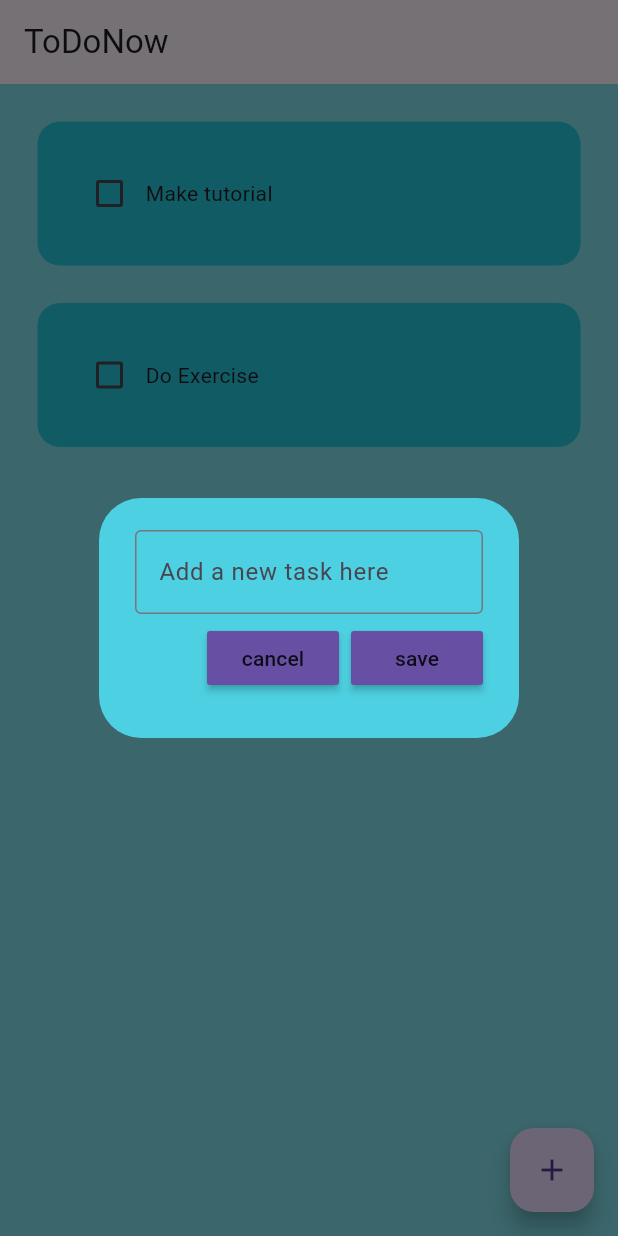
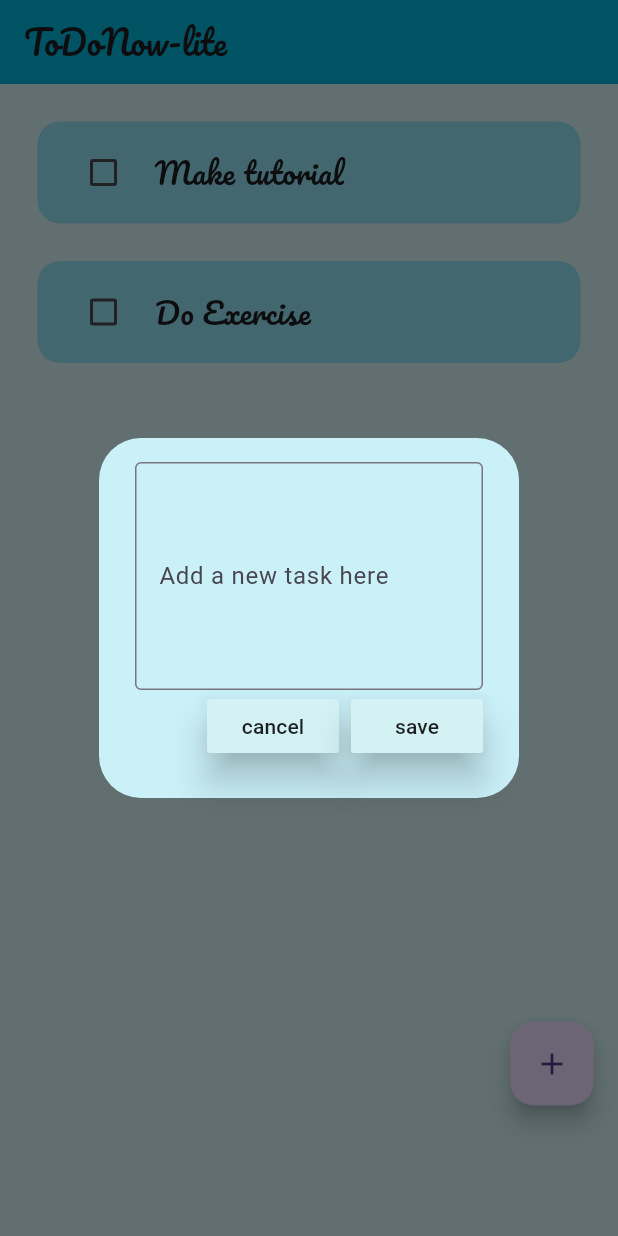
Before and after one commit to The-Black-Shadow/todonow_lite, a Flutter app: the screen it shows after launch, after a tap on the "add" icon, on a phone screen of 412 x 824 dp. Run offline on Flutter 3.47's test engine with Material 3 defaults, Android fonts, the phone set to English and light mode, and no system bars; drawn by our look-alikes of flutter_slidable, google_mobile_ads; our stand-ins replace google_fonts, hive, hive_flutter; accounts and stored records are empty; network calls fail.

Commit message:
update ui and fixed admob

```diff
--- a/lib/main.dart
+++ b/lib/main.dart
@@ -1,10 +1,15 @@
 import 'package:flutter/material.dart';
 import 'package:hive_flutter/adapters.dart';
 import 'package:todonow_lite/pages/home_page.dart';
+import 'package:google_mobile_ads/google_mobile_ads.dart';
 
 void main() async {
+
   await Hive.initFlutter();
   var box = await Hive.openBox('mybox');
+  WidgetsFlutterBinding.ensureInitialized();
+  MobileAds.instance.initialize();
+  MobileAds.instance.initialize();
   runApp(const MyApp());
 }
 
--- a/lib/pages/home_page.dart
+++ b/lib/pages/home_page.dart
@@ -1,6 +1,9 @@
 import 'package:flutter/material.dart';
+import 'package:google_fonts/google_fonts.dart';
+import 'package:google_mobile_ads/google_mobile_ads.dart';
 import 'package:hive_flutter/hive_flutter.dart';
 import 'package:todonow_lite/data/database.dart';
+import 'package:todonow_lite/utils/ad_mob_services.dart';
 import 'package:todonow_lite/utils/dialog_box.dart';
 import 'package:todonow_lite/utils/todo_tile.dart';
 
@@ -12,10 +15,21 @@ class HomePage extends StatefulWidget {
 }
 
 class _HomePageState extends State<HomePage> {
+  BannerAd? _bannerAd;
   final _myBox = Hive.box('mybox');
   final _controller = TextEditingController();
   //todo list
   ToDoDataBase db = ToDoDataBase();
+  //banner ads
+  //save new task
+  void saveNewTask() {
+    setState(() {
+      db.toDoList.add([_controller.text, false]);
+      _controller.clear();
+    });
+    Navigator.of(context).pop();
+    db.updateDatabase();
+  }
 
   @override
   void initState() {
@@ -24,7 +38,9 @@ class _HomePageState extends State<HomePage> {
     } else {
       db.loadData();
     }
+
     super.initState();
+    _createBannerAd();
   }
 
   //checkbox changed
@@ -32,16 +48,6 @@ class _HomePageState extends State<HomePage> {
     setState(() {
       db.toDoList[index][1] = !db.toDoList[index][1];
     });
-    db.updateDatabase();
-  }
-
-  //save new task
-  void saveNewTask() {
-    setState(() {
-      db.toDoList.add([_controller.text, false]);
-      _controller.clear();
-    });
-    Navigator.of(context).pop();
     db.updateDatabase();
   }
 
@@ -67,12 +73,26 @@ class _HomePageState extends State<HomePage> {
     db.updateDatabase();
   }
 
+// banner ad
+  void _createBannerAd() {
+    _bannerAd = BannerAd(
+      size: AdSize.fullBanner,
+      adUnitId: AdMobService.getAdMobAppId!,
+      listener: AdMobService.bannerListener,
+      request: const AdRequest(),
+    )..load();
+  }
+
   @override
   Widget build(BuildContext context) {
     return Scaffold(
-      backgroundColor: Colors.cyan[200],
+      backgroundColor: Color(0xFFD4F1F4),
       appBar: AppBar(
-        title: const Text('ToDoNow'),
+        backgroundColor: Color(0xFF00b4d8),
+        title: Text(
+          'ToDoNow-lite',
+          style: TextStyle(fontFamily: GoogleFonts.pacifico().fontFamily),
+        ),
         elevation: 0,
       ),
       floatingActionButton: FloatingActionButton(
@@ -90,6 +110,13 @@ class _HomePageState extends State<HomePage> {
           );
         },
       ),
+      bottomNavigationBar: _bannerAd == null
+          ? Container()
+          : Container(
+              margin: const EdgeInsets.only(bottom: 1, top: 10),
+              height: 60,
+              child: AdWidget(ad: _bannerAd!),
+            ),
     );
   }
 }
--- /dev/null
+++ b/lib/utils/ad_mob_services.dart
@@ -0,0 +1,15 @@
+import 'package:flutter/material.dart';
+import 'package:google_mobile_ads/google_mobile_ads.dart';
+
+class AdMobService {
+  static String? get getAdMobAppId {
+    return 'ca-app-pub-7040228706164271/6442382784';
+  }
+
+  static final BannerAdListener bannerListener = BannerAdListener(
+    onAdLoaded: (ad) => debugPrint('Ad loaded: ${ad.adUnitId}'),
+    onAdFailedToLoad: (ad, error) => ad.dispose(),
+    onAdOpened: (ad) => debugPrint('Ad opened: ${ad.adUnitId}'),
+    onAdClosed: (ad) => debugPrint('Ad closed: ${ad.adUnitId}'),
+  );
+}
--- a/lib/utils/dialog_box.dart
+++ b/lib/utils/dialog_box.dart
@@ -2,30 +2,36 @@ import 'package:flutter/material.dart';
 import 'package:todonow_lite/utils/my_button.dart';
 
 class DialogBox extends StatelessWidget {
-  final controller;
-  VoidCallback onSave;
-  VoidCallback onCancel;
+  final TextEditingController controller;
+  final VoidCallback onSave;
+  final VoidCallback onCancel;
+
   DialogBox({
-    super.key,
+    Key? key,
     required this.controller,
     required this.onSave,
     required this.onCancel,
-  });
+  }) : super(key: key);
 
   @override
   Widget build(BuildContext context) {
     return AlertDialog(
-      backgroundColor: Colors.cyan[300],
-      content: Container(
-        height: 120,
+      backgroundColor: Color(0xFFcaf0f8),
+      content: SizedBox(
+        height: 200, // Adjust height as needed
         child: Column(
           mainAxisAlignment: MainAxisAlignment.spaceEvenly,
           children: [
-            TextField(
-              controller: controller,
-              decoration: InputDecoration(
+            Expanded(
+              child: TextField(
+                controller: controller,
+                maxLines: null, // Allows the TextField to expand vertically
+                expands: true, // Allows the TextField to expand vertically
+                decoration: const InputDecoration(
                   border: OutlineInputBorder(),
-                  hintText: 'Add a new task here'),
+                  hintText: 'Add a new task here',
+                ),
+              ),
             ),
             Row(
               mainAxisAlignment: MainAxisAlignment.end,
--- a/lib/utils/my_button.dart
+++ b/lib/utils/my_button.dart
@@ -12,8 +12,9 @@ class MyButton extends StatelessWidget {
   @override
   Widget build(BuildContext context) {
     return MaterialButton(
+      elevation: 10,
       onPressed: onPressed,
-      color: Theme.of(context).primaryColor,
+      color: Color(0xFFD4F1F4),
       child: Text(text),
     );
   }
--- a/lib/utils/todo_tile.dart
+++ b/lib/utils/todo_tile.dart
@@ -1,25 +1,27 @@
 import 'package:flutter/material.dart';
 import 'package:flutter_slidable/flutter_slidable.dart';
+import 'package:google_fonts/google_fonts.dart';
 
 class ToDoTile extends StatelessWidget {
   final String taskName;
   final bool taskCompleted;
   final Function(bool?)? onChanged;
   final Function(BuildContext)? deleteFunction;
+
   const ToDoTile({
-    super.key,
+    Key? key,
     required this.taskName,
     required this.taskCompleted,
     required this.onChanged,
     required this.deleteFunction,
-  });
+  }) : super(key: key);
 
   @override
   Widget build(BuildContext context) {
     return Padding(
       padding: const EdgeInsets.only(left: 25, right: 25, top: 25),
       child: Slidable(
-        endActionPane: ActionPane(motion: StretchMotion(), children: [
+        endActionPane: ActionPane(motion: const StretchMotion(), children: [
           SlidableAction(
             onPressed: deleteFunction,
             icon: Icons.delete,
@@ -28,26 +30,38 @@ class ToDoTile extends StatelessWidget {
           )
         ]),
         child: Container(
-          padding: const EdgeInsets.all(24.0),
+          padding:
+              const EdgeInsets.only(top: 10, bottom: 10, left: 20, right: 20),
           decoration: BoxDecoration(
-            color: Colors.cyan[400],
+            color: Color(0xFF90e0ef),
             borderRadius: BorderRadius.circular(15),
           ),
           child: Row(
             children: [
-              //checkbox
+              // Checkbox and Text wrapped in a Row
+              Row(
+                crossAxisAlignment: CrossAxisAlignment.center,
+                children: [
+                  // Checkbox
                   Checkbox(
                     value: taskCompleted,
                     onChanged: onChanged,
                     activeColor: Colors.black,
                   ),
-              //task name
-              Text(
+                  SizedBox(width: 10), // Spacer between Checkbox and Text
+                ],
+              ),
+              // Task name wrapped inside Flexible
+              Flexible(
+                child: Text(
                   taskName,
                   style: TextStyle(
+                    fontFamily: GoogleFonts.pacifico().fontFamily,
+                    fontSize: 20,
                     decoration: taskCompleted
                         ? TextDecoration.lineThrough
                         : TextDecoration.none,
+                  ),
                 ),
               ),
             ],
```
Also changed, not shown: pubspec.yaml (+5 -3 lines), pubspec.lock, 5 other files. Lines whose indentation alone changed are shown as unchanged.
